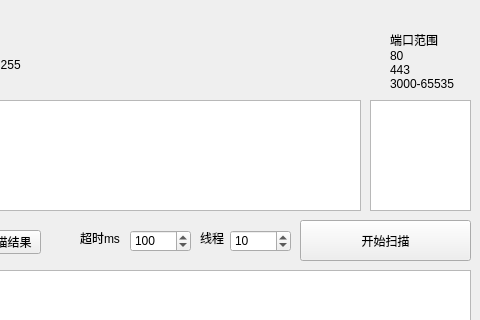
First picture: the form in ip_sacaner/widget.ui, repository wuwenfengmi1998/tcp_ip_scan, before the edit; both pictures show x 120 to 600 and y 0 to 320 of the 600 by 500 pixel window.
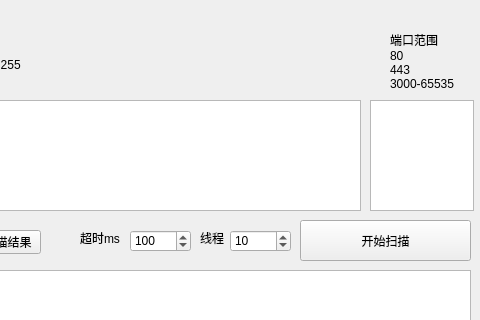
Second picture: the form after the edit.

```diff
--- a/ip_sacaner/widget.ui
+++ b/ip_sacaner/widget.ui
@@ -25,16 +25,6 @@
   <property name="windowTitle">
    <string>Widget</string>
   </property>
-  <widget class="QTextEdit" name="port_list">
-   <property name="geometry">
-    <rect>
-     <x>490</x>
-     <y>100</y>
-     <width>101</width>
-     <height>111</height>
-    </rect>
-   </property>
-  </widget>
   <widget class="QLabel" name="label_3">
    <property name="geometry">
     <rect>
@@ -204,6 +194,26 @@
     <number>100</number>
    </property>
   </widget>
+  <widget class="QPlainTextEdit" name="IP_list">
+   <property name="geometry">
+    <rect>
+     <x>10</x>
+     <y>100</y>
+     <width>471</width>
+     <height>111</height>
+    </rect>
+   </property>
+  </widget>
+  <widget class="QPlainTextEdit" name="port_list">
+   <property name="geometry">
+    <rect>
+     <x>490</x>
+     <y>100</y>
+     <width>104</width>
+     <height>111</height>
+    </rect>
+   </property>
+  </widget>
  </widget>
  <resources/>
  <connections/>
```
Left out of the diff: 10 changed lines with no effect on the pictures.
